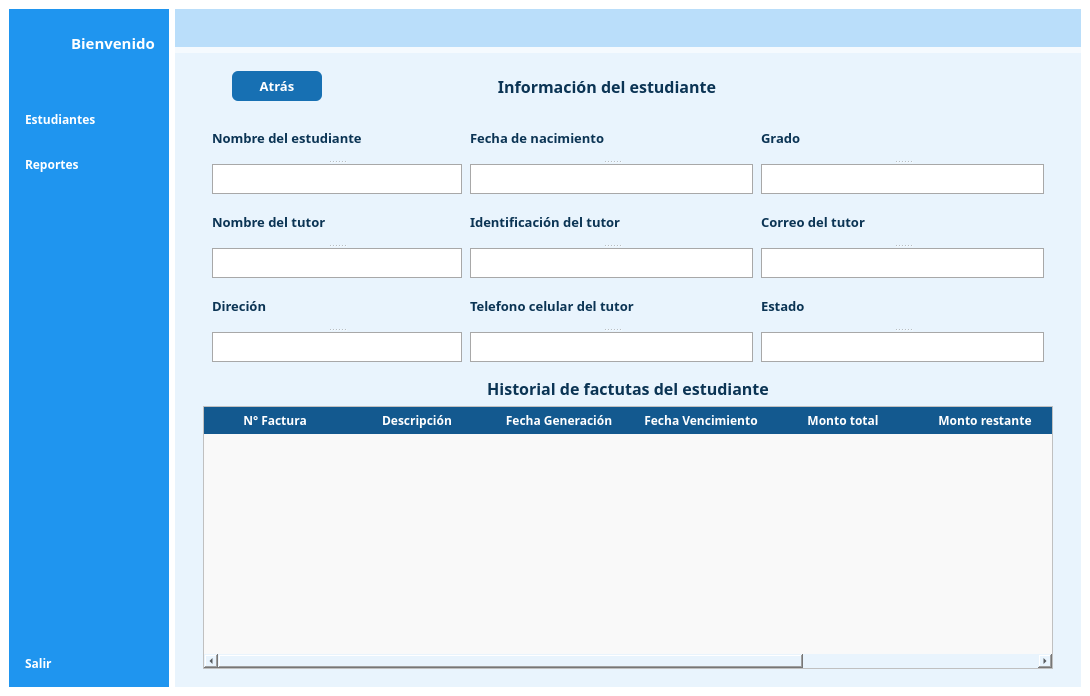
Before: the Qt Designer form gui/UI/interface.ui in DeiviHerreraDiaz09/Student-Management-Project, drawn with Qt 5.
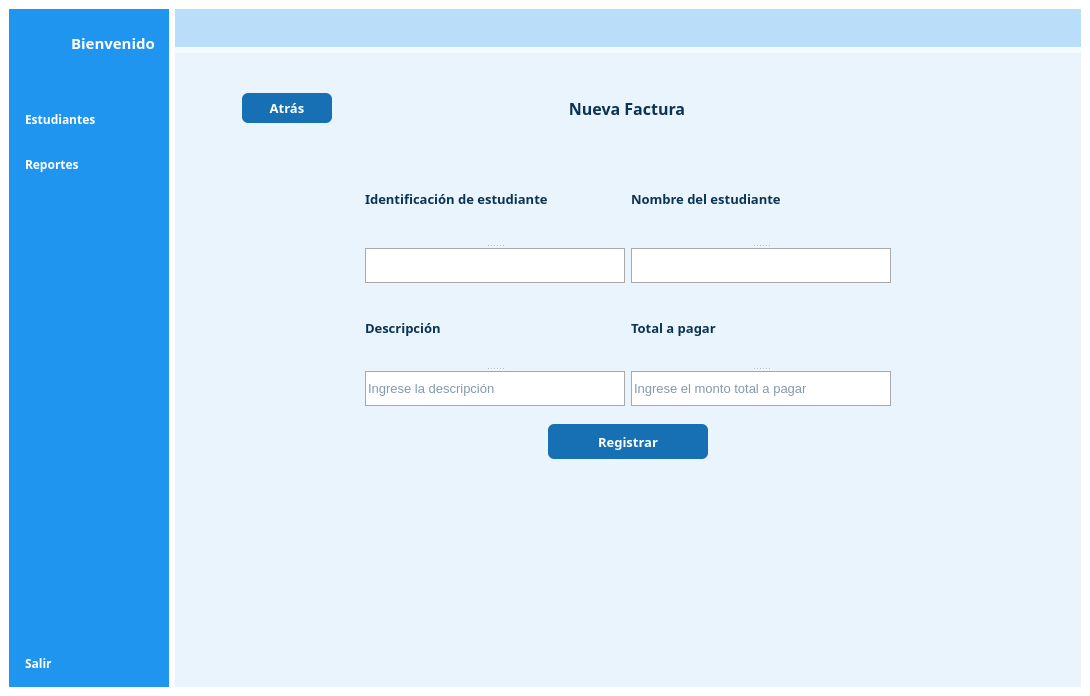
After: the same form once the commit is applied. Icons and pictures are not drawn.

Commit message: FEAT: Create register invoice interfaz

```diff
--- a/gui/UI/interface.ui
+++ b/gui/UI/interface.ui
@@ -323,7 +323,7 @@
            <string notr="true">background-color:#e9f4fd;</string>
           </property>
           <layout class="QGridLayout" name="gridLayout_9">
-           <item row="0" column="0">
+           <item row="0" column="0" alignment="Qt::AlignVCenter">
             <widget class="QStackedWidget" name="content_pages">
              <property name="styleSheet">
               <string notr="true">
@@ -334,7 +334,7 @@
 }</string>
              </property>
              <property name="currentIndex">
-              <number>1</number>
+              <number>3</number>
              </property>
              <widget class="QWidget" name="ListStudents">
               <layout class="QGridLayout" name="gridLayout_3">
@@ -2246,6 +2246,456 @@
                </item>
               </layout>
              </widget>
+             <widget class="QWidget" name="registerInvoice">
+              <property name="minimumSize">
+               <size>
+                <width>0</width>
+                <height>420</height>
+               </size>
+              </property>
+              <property name="maximumSize">
+               <size>
+                <width>16777215</width>
+                <height>420</height>
+               </size>
+              </property>
+              <layout class="QGridLayout" name="gridLayout_13">
+               <item row="0" column="0">
+                <layout class="QVBoxLayout" name="verticalLayout_4">
+                 <item>
+                  <layout class="QHBoxLayout" name="horizontalLayout_5">
+                   <item>
+                    <widget class="QPushButton" name="buttonBack_3">
+                     <property name="minimumSize">
+                      <size>
+                       <width>90</width>
+                       <height>30</height>
+                      </size>
+                     </property>
+                     <property name="maximumSize">
+                      <size>
+                       <width>90</width>
+                       <height>30</height>
+                      </size>
+                     </property>
+                     <property name="font">
+                      <font>
+                       <family>Euphemia</family>
+                       <pointsize>10</pointsize>
+                       <weight>75</weight>
+                       <bold>true</bold>
+                      </font>
+                     </property>
+                     <property name="cursor">
+                      <cursorShape>PointingHandCursor</cursorShape>
+                     </property>
+                     <property name="styleSheet">
+                      <string notr="true">background-color:#1770b3;
+font-family: Euphemia;
+border: none;
+border-radius: 6px;
+color:white;</string>
+                     </property>
+                     <property name="text">
+                      <string>Atrás</string>
+                     </property>
+                    </widget>
+                   </item>
+                   <item>
+                    <widget class="QLabel" name="tittle_new_student_2">
+                     <property name="minimumSize">
+                      <size>
+                       <width>500</width>
+                       <height>40</height>
+                      </size>
+                     </property>
+                     <property name="maximumSize">
+                      <size>
+                       <width>500</width>
+                       <height>16777214</height>
+                      </size>
+                     </property>
+                     <property name="font">
+                      <font>
+                       <family>Euphemia</family>
+                       <pointsize>12</pointsize>
+                       <weight>75</weight>
+                       <bold>true</bold>
+                      </font>
+                     </property>
+                     <property name="layoutDirection">
+                      <enum>Qt::LeftToRight</enum>
+                     </property>
+                     <property name="styleSheet">
+                      <string notr="true">color: rgb(11, 52, 84);</string>
+                     </property>
+                     <property name="text">
+                      <string>Nueva Factura</string>
+                     </property>
+                     <property name="alignment">
+                      <set>Qt::AlignCenter</set>
+                     </property>
+                     <property name="margin">
+                      <number>10</number>
+                     </property>
+                    </widget>
+                   </item>
+                   <item>
+                    <widget class="QWidget" name="widget_2" native="true">
+                     <property name="minimumSize">
+                      <size>
+                       <width>90</width>
+                       <height>0</height>
+                      </size>
+                     </property>
+                     <property name="maximumSize">
+                      <size>
+                       <width>90</width>
+                       <height>16777215</height>
+                      </size>
+                     </property>
+                    </widget>
+                   </item>
+                  </layout>
+                 </item>
+                 <item>
+                  <widget class="QWidget" name="form_new_student_2" native="true">
+                   <property name="minimumSize">
+                    <size>
+                     <width>850</width>
+                     <height>0</height>
+                    </size>
+                   </property>
+                   <property name="maximumSize">
+                    <size>
+                     <width>750</width>
+                     <height>16777215</height>
+                    </size>
+                   </property>
+                   <layout class="QGridLayout" name="gridLayout_12">
+                    <property name="topMargin">
+                     <number>20</number>
+                    </property>
+                    <item row="2" column="0">
+                     <widget class="QLabel" name="message_2">
+                      <property name="font">
+                       <font>
+                        <family>Euphemia</family>
+                        <pointsize>9</pointsize>
+                        <weight>75</weight>
+                        <bold>true</bold>
+                       </font>
+                      </property>
+                      <property name="styleSheet">
+                       <string notr="true">font-family: Euphemia;
+color:red;</string>
+                      </property>
+                      <property name="text">
+                       <string/>
+                      </property>
+                     </widget>
+                    </item>
+                    <item row="1" column="0" alignment="Qt::AlignHCenter">
+                     <widget class="QPushButton" name="registerButton_Invoice">
+                      <property name="minimumSize">
+                       <size>
+                        <width>160</width>
+                        <height>35</height>
+                       </size>
+                      </property>
+                      <property name="maximumSize">
+                       <size>
+                        <width>160</width>
+                        <height>35</height>
+                       </size>
+                      </property>
+                      <property name="font">
+                       <font>
+                        <family>Euphemia</family>
+                        <pointsize>10</pointsize>
+                        <weight>75</weight>
+                        <bold>true</bold>
+                       </font>
+                      </property>
+                      <property name="cursor">
+                       <cursorShape>PointingHandCursor</cursorShape>
+                      </property>
+                      <property name="layoutDirection">
+                       <enum>Qt::LeftToRight</enum>
+                      </property>
+                      <property name="styleSheet">
+                       <string notr="true">background-color:#1770b3;
+border: none;
+border-radius: 6px;
+font-family: Euphemia;
+color:white;</string>
+                      </property>
+                      <property name="text">
+                       <string>Registrar</string>
+                      </property>
+                     </widget>
+                    </item>
+                    <item row="0" column="0">
+                     <layout class="QVBoxLayout" name="verticalLayout_6">
+                      <item>
+                       <layout class="QHBoxLayout" name="horizontalLayout_6">
+                        <item>
+                         <widget class="QSplitter" name="student_ident_invoice">
+                          <property name="minimumSize">
+                           <size>
+                            <width>220</width>
+                            <height>0</height>
+                           </size>
+                          </property>
+                          <property name="orientation">
+                           <enum>Qt::Vertical</enum>
+                          </property>
+                          <widget class="QLabel" name="label_student_ident__invoice">
+                           <property name="font">
+                            <font>
+                             <family>Euphemia</family>
+                             <pointsize>10</pointsize>
+                             <weight>75</weight>
+                             <bold>true</bold>
+                            </font>
+                           </property>
+                           <property name="styleSheet">
+                            <string notr="true">color: rgb(11, 52, 84);</string>
+                           </property>
+                           <property name="text">
+                            <string>Identificación de estudiante</string>
+                           </property>
+                          </widget>
+                          <widget class="QLineEdit" name="input_student_ident__invoice">
+                           <property name="minimumSize">
+                            <size>
+                             <width>0</width>
+                             <height>35</height>
+                            </size>
+                           </property>
+                           <property name="maximumSize">
+                            <size>
+                             <width>260</width>
+                             <height>35</height>
+                            </size>
+                           </property>
+                           <property name="font">
+                            <font>
+                             <pointsize>10</pointsize>
+                            </font>
+                           </property>
+                           <property name="styleSheet">
+                            <string notr="true">background-color: rgb(255, 255, 255);
+color: rgb(11, 52, 84);
+border:1px solid  #a8a8a8;</string>
+                           </property>
+                           <property name="text">
+                            <string/>
+                           </property>
+                           <property name="readOnly">
+                            <bool>false</bool>
+                           </property>
+                           <property name="placeholderText">
+                            <string/>
+                           </property>
+                          </widget>
+                         </widget>
+                        </item>
+                        <item>
+                         <widget class="QSplitter" name="student_name__invoice">
+                          <property name="orientation">
+                           <enum>Qt::Vertical</enum>
+                          </property>
+                          <widget class="QLabel" name="label_studentName__invoice">
+                           <property name="font">
+                            <font>
+                             <family>Euphemia</family>
+                             <pointsize>10</pointsize>
+                             <weight>75</weight>
+                             <bold>true</bold>
+                            </font>
+                           </property>
+                           <property name="styleSheet">
+                            <string notr="true">color: rgb(11, 52, 84);</string>
+                           </property>
+                           <property name="text">
+                            <string>Nombre del estudiante</string>
+                           </property>
+                          </widget>
+                          <widget class="QLineEdit" name="input_student_name__invoice">
+                           <property name="minimumSize">
+                            <size>
+                             <width>250</width>
+                             <height>35</height>
+                            </size>
+                           </property>
+                           <property name="maximumSize">
+                            <size>
+                             <width>260</width>
+                             <height>35</height>
+                            </size>
+                           </property>
+                           <property name="font">
+                            <font>
+                             <pointsize>10</pointsize>
+                            </font>
+                           </property>
+                           <property name="styleSheet">
+                            <string notr="true">background-color: rgb(255, 255, 255);
+color: rgb(11, 52, 84);
+border:1px solid  #a8a8a8;</string>
+                           </property>
+                           <property name="text">
+                            <string/>
+                           </property>
+                           <property name="readOnly">
+                            <bool>false</bool>
+                           </property>
+                           <property name="placeholderText">
+                            <string/>
+                           </property>
+                          </widget>
+                         </widget>
+                        </item>
+                       </layout>
+                      </item>
+                      <item>
+                       <layout class="QHBoxLayout" name="values_part2_2">
+                        <property name="bottomMargin">
+                         <number>12</number>
+                        </property>
+                        <item>
+                         <widget class="QSplitter" name="description_invoice">
+                          <property name="minimumSize">
+                           <size>
+                            <width>220</width>
+                            <height>0</height>
+                           </size>
+                          </property>
+                          <property name="orientation">
+                           <enum>Qt::Vertical</enum>
+                          </property>
+                          <widget class="QLabel" name="label_description_invoice">
+                           <property name="font">
+                            <font>
+                             <family>Euphemia</family>
+                             <pointsize>10</pointsize>
+                             <weight>75</weight>
+                             <bold>true</bold>
+                            </font>
+                           </property>
+                           <property name="styleSheet">
+                            <string notr="true">color: rgb(11, 52, 84);</string>
+                           </property>
+                           <property name="text">
+                            <string>Descripción</string>
+                           </property>
+                          </widget>
+                          <widget class="QLineEdit" name="lineEdit_description_invoice">
+                           <property name="minimumSize">
+                            <size>
+                             <width>260</width>
+                             <height>35</height>
+                            </size>
+                           </property>
+                           <property name="maximumSize">
+                            <size>
+                             <width>260</width>
+                             <height>35</height>
+                            </size>
+                           </property>
+                           <property name="font">
+                            <font>
+                             <pointsize>10</pointsize>
+                            </font>
+                           </property>
+                           <property name="styleSheet">
+                            <string notr="true">background-color: rgb(255, 255, 255);
+color: rgb(11, 52, 84);
+border:1px solid  #a8a8a8;</string>
+                           </property>
+                           <property name="placeholderText">
+                            <string>Ingrese la descripción</string>
+                           </property>
+                          </widget>
+                         </widget>
+                        </item>
+                        <item>
+                         <widget class="QSplitter" name="total_amount_invoice">
+                          <property name="minimumSize">
+                           <size>
+                            <width>220</width>
+                            <height>0</height>
+                           </size>
+                          </property>
+                          <property name="maximumSize">
+                           <size>
+                            <width>260</width>
+                            <height>16777215</height>
+                           </size>
+                          </property>
+                          <property name="orientation">
+                           <enum>Qt::Vertical</enum>
+                          </property>
+                          <widget class="QLabel" name="label_total_invoice">
+                           <property name="font">
+                            <font>
+                             <family>Euphemia</family>
+                             <pointsize>10</pointsize>
+                             <weight>75</weight>
+                             <bold>true</bold>
+                            </font>
+                           </property>
+                           <property name="styleSheet">
+                            <string notr="true">color: rgb(11, 52, 84);</string>
+                           </property>
+                           <property name="text">
+                            <string>Total a pagar</string>
+                           </property>
+                          </widget>
+                          <widget class="QLineEdit" name="input_total_invoice">
+                           <property name="minimumSize">
+                            <size>
+                             <width>250</width>
+                             <height>35</height>
+                            </size>
+                           </property>
+                           <property name="maximumSize">
+                            <size>
+                             <width>260</width>
+                             <height>35</height>
+                            </size>
+                           </property>
+                           <property name="font">
+                            <font>
+                             <pointsize>10</pointsize>
+                            </font>
+                           </property>
+                           <property name="styleSheet">
+                            <string notr="true">background-color: rgb(255, 255, 255);
+color: rgb(11, 52, 84);
+border:1px solid  #a8a8a8;</string>
+                           </property>
+                           <property name="readOnly">
+                            <bool>false</bool>
+                           </property>
+                           <property name="placeholderText">
+                            <string>Ingrese el monto total a pagar</string>
+                           </property>
+                          </widget>
+                         </widget>
+                        </item>
+                       </layout>
+                      </item>
+                     </layout>
+                    </item>
+                   </layout>
+                  </widget>
+                 </item>
+                </layout>
+               </item>
+              </layout>
+             </widget>
             </widget>
            </item>
           </layout>
```
Left out of the diff: 33 changed lines with no effect on the pictures. The commit also changes 2 other files.
